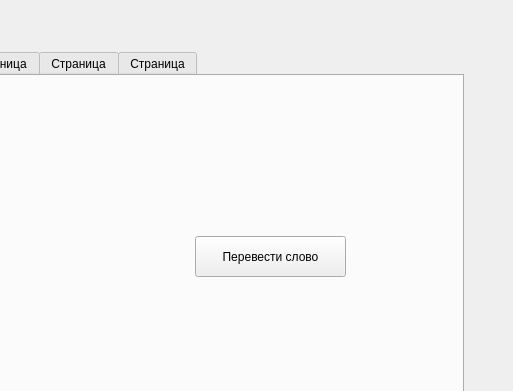
First picture: the form in untitled.ui, repository Nady1303/Nady_project, before the edit; both pictures show x 247 to 760 and y 0 to 391 of the 760 by 567 pixel window.
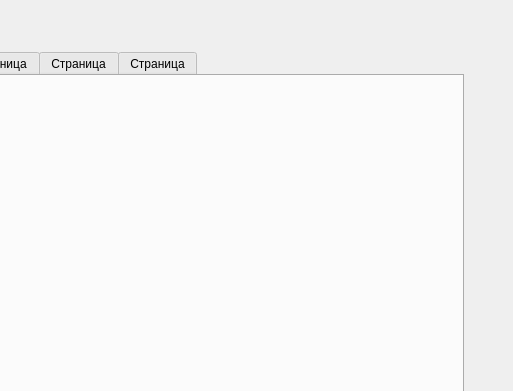
Second picture: the form after the edit. The open tabs and pages were chosen to show the change.

```diff
--- a/untitled.ui
+++ b/untitled.ui
@@ -153,37 +153,11 @@
        <string>Все</string>
       </property>
      </widget>
-     <widget class="QPushButton" name="translate_but">
-      <property name="geometry">
-       <rect>
-        <x>420</x>
-        <y>160</y>
-        <width>151</width>
-        <height>41</height>
-       </rect>
-      </property>
-      <property name="text">
-       <string>Перевести слово</string>
-      </property>
-     </widget>
      <widget class="QLabel" name="label_3">
       <property name="geometry">
        <rect>
-        <x>400</x>
-        <y>60</y>
-        <width>181</width>
-        <height>71</height>
-       </rect>
-      </property>
-      <property name="text">
-       <string>&lt;html&gt;&lt;head/&gt;&lt;body&gt;&lt;p&gt;&lt;br/&gt;&lt;/p&gt;&lt;/body&gt;&lt;/html&gt;</string>
-      </property>
-     </widget>
-     <widget class="QLabel" name="label_4">
-      <property name="geometry">
-       <rect>
-        <x>390</x>
-        <y>250</y>
+        <x>350</x>
+        <y>180</y>
         <width>181</width>
         <height>71</height>
        </rect>
```
